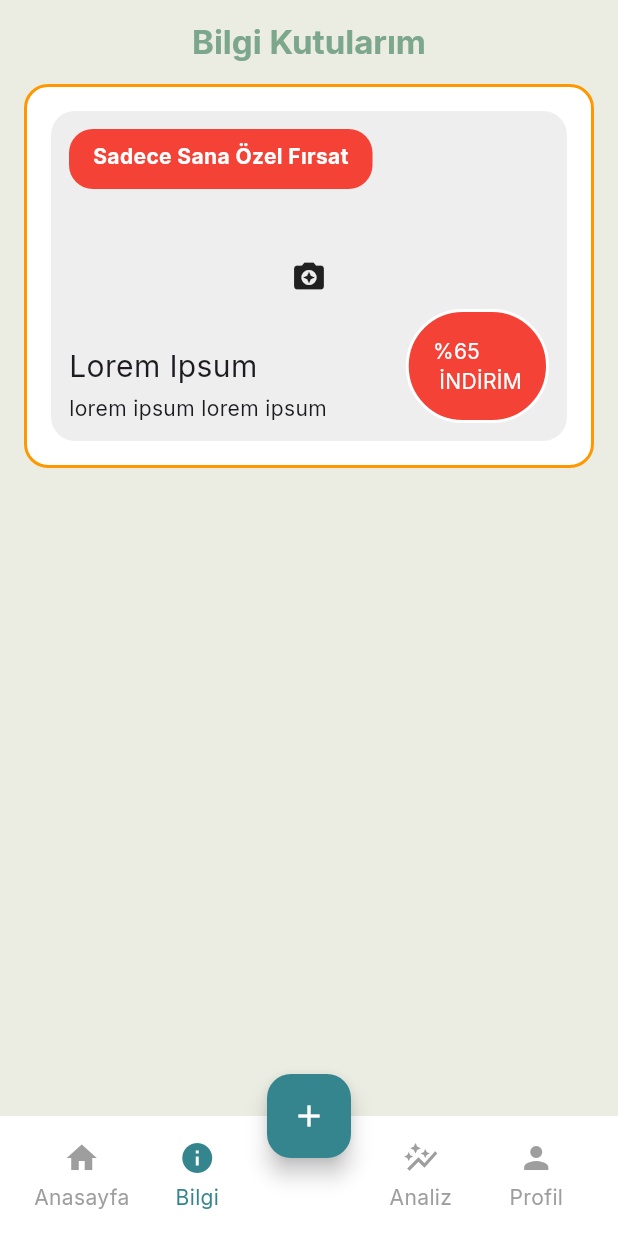
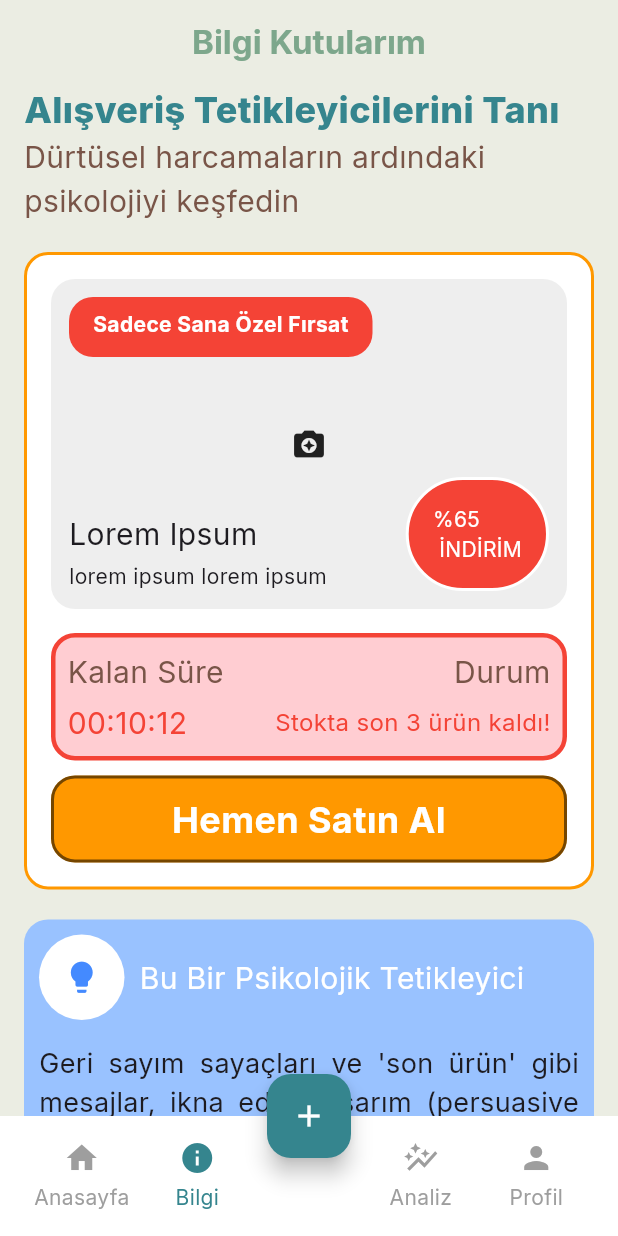
Before and after one commit to sceneup/bagimlilikla_mucadele, a Flutter app: the screen it shows after launch, item 2 of the bottom bar chosen, on a phone screen of 412 x 824 dp. Run offline on Flutter 3.47's test engine with Material 3 defaults, Android fonts, the phone set to English and light mode, and no system bars; our stand-ins replace go_router.

Commit message:
bilgi sayfası örneği tamamdır

```diff
--- a/lib/core/colors/app_colors.dart
+++ b/lib/core/colors/app_colors.dart
@@ -15,4 +15,7 @@ abstract final class AppColors {
   /// Vurgu rengi (Grafikler, AI kartları, özel butonlar)
   static const Color accent = Color(0xFF35858E);
 
+  static const Color blue = Color(0xFF99C2FF);
+
+
 }
--- a/lib/features/bilgi/views/bilgi_view.dart
+++ b/lib/features/bilgi/views/bilgi_view.dart
@@ -1,5 +1,9 @@
 import 'package:bagimlilik/core/widgets/custom_app_bar.dart';
 import 'package:bagimlilik/features/bilgi/widgets/SimuleReklam/simule_kart.dart';
+import 'package:bagimlilik/features/bilgi/widgets/bilgi_sayfasi_baslik.dart';
+import 'package:bagimlilik/features/bilgi/widgets/farkindalik_card_alani.dart';
+import 'package:bagimlilik/features/bilgi/widgets/oneri_card_alani.dart';
+import 'package:bagimlilik/features/bilgi/widgets/tuzak_bilgi_alani.dart';
 import 'package:flutter/material.dart';
 
 class BilgiView extends StatelessWidget {
@@ -15,7 +19,16 @@ class BilgiView extends StatelessWidget {
           padding: EdgeInsets.symmetric(horizontal: 16.0),
           child: Column(
             children: [
+              BilgiSayfasiBaslik(),
+              const SizedBox(height: 20,),
               SimuleKart(),
+              const SizedBox(height: 20,),
+              FarkindalikCardAlani(),
+              const SizedBox(height: 20,),
+              OneriCardAlani(),
+              const SizedBox(height: 20,),
+              TuzakBilgiAlani(),
+              const SizedBox(height: 20,),
             ],
           ),
         ),
--- /dev/null
+++ b/lib/features/bilgi/widgets/SimuleReklam/hemen_al_button.dart
@@ -0,0 +1,19 @@
+import 'package:flutter/material.dart';
+
+class HemenAlButton extends StatelessWidget {
+  const HemenAlButton({super.key});
+
+  @override
+  Widget build(BuildContext context) {
+    return Container(
+      padding: const EdgeInsets.all(10),
+      width: double.infinity,
+      decoration: BoxDecoration(
+        color: Colors.orange,
+        borderRadius: BorderRadius.circular(16),
+        border: Border.all(color: Colors.black54,width: 2)
+      ),
+      child: Text("Hemen Satın Al",style: TextStyle(color: Colors.white,fontSize: 24,fontWeight: FontWeight.bold,),textAlign: TextAlign.center,),
+    );
+  }
+}
--- a/lib/features/bilgi/widgets/SimuleReklam/simule_kart.dart
+++ b/lib/features/bilgi/widgets/SimuleReklam/simule_kart.dart
@@ -1,7 +1,9 @@
+import 'package:bagimlilik/features/bilgi/widgets/SimuleReklam/hemen_al_button.dart';
 import 'package:bagimlilik/features/bilgi/widgets/SimuleReklam/indirim_kart.dart';
 import 'package:bagimlilik/features/bilgi/widgets/SimuleReklam/kampanya_rozet.dart';
 import 'package:bagimlilik/features/bilgi/widgets/SimuleReklam/simule_urun_gorsel.dart';
 import 'package:bagimlilik/features/bilgi/widgets/SimuleReklam/urun_bilgi_alani.dart';
+import 'package:bagimlilik/features/bilgi/widgets/SimuleReklam/zaman_kart_alani.dart';
 import 'package:flutter/material.dart';
 
 class SimuleKart extends StatelessWidget {
@@ -38,7 +40,11 @@ class SimuleKart extends StatelessWidget {
                 child: IndirimKart(),
               ),
             ],
-          )
+          ),
+          const SizedBox(height: 16,),
+          ZamanKartAlani(),
+          const SizedBox(height: 10,),
+          HemenAlButton(),
 
         ],
       ),
--- /dev/null
+++ b/lib/features/bilgi/widgets/SimuleReklam/zaman_kart_alani.dart
@@ -0,0 +1,36 @@
+import 'package:flutter/material.dart';
+
+class ZamanKartAlani extends StatelessWidget {
+  const ZamanKartAlani({super.key});
+
+  @override
+  Widget build(BuildContext context) {
+    return Container(
+      padding: const EdgeInsets.all(8),
+      decoration: BoxDecoration(
+        border: Border.all(color: Colors.red,width: 3),
+        color: Colors.red.shade100,
+        borderRadius: BorderRadius.circular(16),
+      ),
+      child: Column(
+        children: [
+          const Row(
+            children: [
+              const Text("Kalan Süre",style: TextStyle(color: Colors.brown,fontSize: 20),),
+              const Spacer(),
+              const Text("Durum",style: TextStyle(color: Colors.brown,fontSize: 20),),
+            ],
+          ),
+          const SizedBox(height: 5,),
+          const Row(
+            mainAxisSize: MainAxisSize.min,
+            children: [
+              Expanded(child:const Text("00:10:12",style: TextStyle(color: Colors.red,fontSize: 20),)),
+              const Text("Stokta son 3 ürün kaldı!",style: TextStyle(color: Colors.red,fontSize: 16),),
+            ],
+          )
+        ],
+      ),
+    );
+  }
+}
--- /dev/null
+++ b/lib/features/bilgi/widgets/bilgi_sayfasi_baslik.dart
@@ -0,0 +1,17 @@
+import 'package:bagimlilik/core/colors/app_colors.dart';
+import 'package:flutter/material.dart';
+
+class BilgiSayfasiBaslik extends StatelessWidget {
+  const BilgiSayfasiBaslik({super.key});
+
+  @override
+  Widget build(BuildContext context) {
+    return Column(
+      crossAxisAlignment: CrossAxisAlignment.start,
+      children: [
+        Text("Alışveriş Tetikleyicilerini Tanı",style: TextStyle(color: AppColors.accent,fontSize: 24,fontWeight: FontWeight.w800),),
+        Text("Dürtüsel harcamaların ardındaki psikolojiyi keşfedin",style: TextStyle(color: Colors.brown,fontSize: 20),)
+      ],
+    );
+  }
+}
--- /dev/null
+++ b/lib/features/bilgi/widgets/farkindalik_card_alani.dart
@@ -0,0 +1,40 @@
+import 'package:bagimlilik/core/colors/app_colors.dart';
+import 'package:flutter/material.dart';
+
+class FarkindalikCardAlani extends StatelessWidget {
+  const FarkindalikCardAlani({super.key});
+
+  @override
+  Widget build(BuildContext context) {
+    return Container(
+      padding: const EdgeInsets.all(10),
+      decoration: BoxDecoration(
+       color: AppColors.blue,
+       borderRadius: BorderRadius.circular(16)
+      ),
+      child: Column(
+        children: [
+          Row(
+            children: [
+              Container(
+                padding: const EdgeInsets.all(16),
+                decoration: BoxDecoration(
+                  color: Colors.white,
+                  borderRadius: BorderRadius.circular(50),
+                ),
+                child: Icon(Icons.lightbulb,size: 25,color: Colors.blueAccent,),
+              ),
+              const SizedBox(width: 10,),
+              const Text("Bu Bir Psikolojik Tetikleyici",style: TextStyle(color: Colors.white,fontSize: 20),)
+            ],
+          ),
+          const SizedBox(height: 16,),
+          Text(
+            "Geri sayım sayaçları ve 'son ürün' gibi mesajlar, ikna edici tasarım (persuasive design) teknikleridir. Bu yöntemler, aciliyet hissi yaratarak rasyonel düşünmeyi engeller ve dürtüsel alışveriş yapma olasılığınızı artırır.",
+             style: TextStyle(fontSize: 18,),textAlign: TextAlign.justify
+          )
+        ],
+      ),
+    );
+  }
+}
```
Also changed, not shown: lib/features/bilgi/widgets/oneri_card_alani.dart (added, +33 -0 lines), lib/features/bilgi/widgets/tuzak_bilgi_alani.dart (added, +35 -0 lines).
